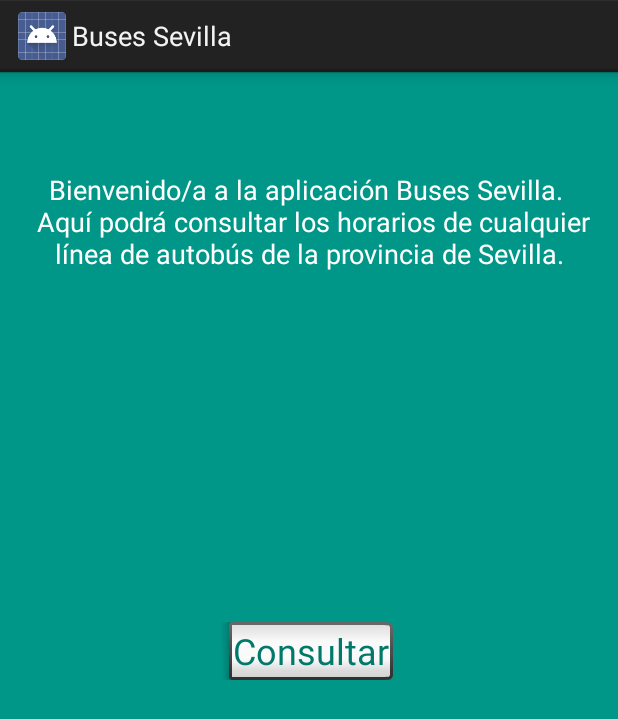
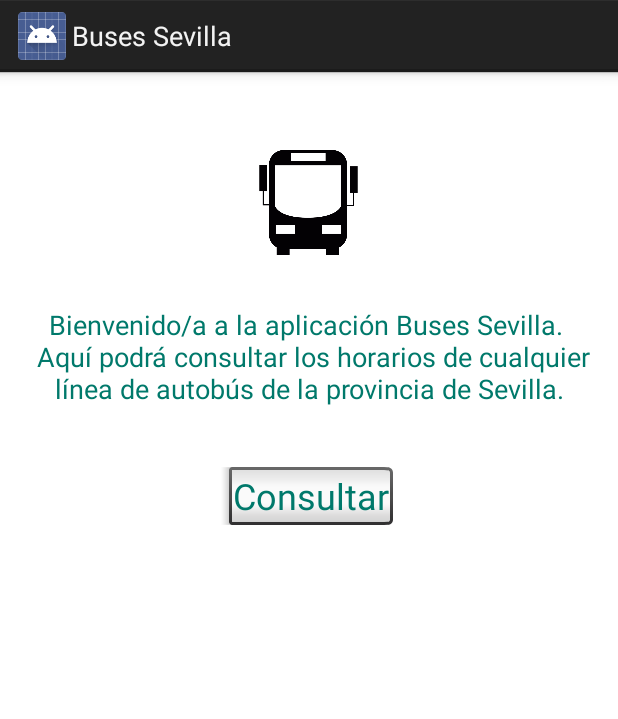
Before and after one commit to albacj/Trabajo-Android, an Android app: the screen it shows after launch (Main0Activity), on a phone screen of 412 x 824 dp. Shown: the top 719 px of the screen. Run offline under Robolectric (Android 15) with nearby library versions, the phone set to English and light mode, and no system bars.

Commit message:
Insertada imagen de un autobús en la pantalla de benvenida. Queda pendiente cambiar el color al autobús.

```diff
--- a/BusesSevilla/app/src/main/java/com/example/alba/busessevilla/MainActivity.java
+++ b/BusesSevilla/app/src/main/java/com/example/alba/busessevilla/MainActivity.java
@@ -29,6 +29,9 @@
         puebloSpinner.setAdapter(adapterPueblo);
         trayectoSpinner.setAdapter(adapterTrayecto);
         paradaSpinner.setAdapter(adapterParada);
+
+        //Intents, para llevar los parámetros a la actividad 2
+
    }
 
     public void btnClicked(View view){
--- a/BusesSevilla/app/src/main/res/layout/activity_main0.xml
+++ b/BusesSevilla/app/src/main/res/layout/activity_main0.xml
@@ -7,17 +7,19 @@
     android:layout_width="match_parent"
     android:layout_height="match_parent"
     tools:context="com.example.alba.busessevilla.Main0Activity"
-    android:background="@color/colorPrimary">
+    android:background="#ffffff">
 
     <TextView
         android:id="@+id/welcomeTextView"
         android:layout_width="wrap_content"
         android:layout_height="wrap_content"
-        android:layout_alignParentTop="true"
-        android:layout_marginTop="66dp"
+        android:layout_alignParentLeft="true"
+        android:layout_alignParentStart="true"
+        android:layout_below="@+id/BusImage"
+        android:layout_marginTop="34dp"
         android:text="Bienvenido/a a la aplicación Buses Sevilla. \n Aquí podrá consultar los horarios de cualquier línea de autobús de la provincia de Sevilla."
         android:textAlignment="center"
-        android:textColor="@android:color/white"
+        android:textColor="@color/colorPrimaryDark"
         android:textSize="18sp" />
 
     <Button
@@ -25,11 +27,23 @@
         style="@android:style/Widget.Button.Inset"
         android:layout_width="wrap_content"
         android:layout_height="wrap_content"
-        android:layout_centerHorizontal="true"
-        android:layout_centerVertical="true"
         android:text="Consultar"
         android:textColor="@color/colorPrimaryDark"
         android:textSize="24sp"
-        android:onClick="btnWelcomeClicked"/>
+        android:onClick="btnWelcomeClicked"
+        android:layout_marginTop="36dp"
+        android:layout_below="@+id/welcomeTextView"
+        android:layout_centerHorizontal="true" />
+
+    <ImageView
+        android:id="@+id/BusImage"
+        android:layout_width="70dp"
+        android:layout_height="70dp"
+        android:layout_alignParentTop="true"
+        android:layout_centerHorizontal="true"
+        android:layout_marginTop="52dp"
+        android:background="@color/colorIcons"
+        android:src="@drawable/autobus"
+        android:visibility="visible" />
 
 </RelativeLayout>
```
Also changed, not shown: BusesSevilla/app/src/main/res/drawable/autobus.png (added), BusesSevilla/app/src/main/res/drawable/delante-del-autobus_318-33490.jpg (added), 1 other file.
